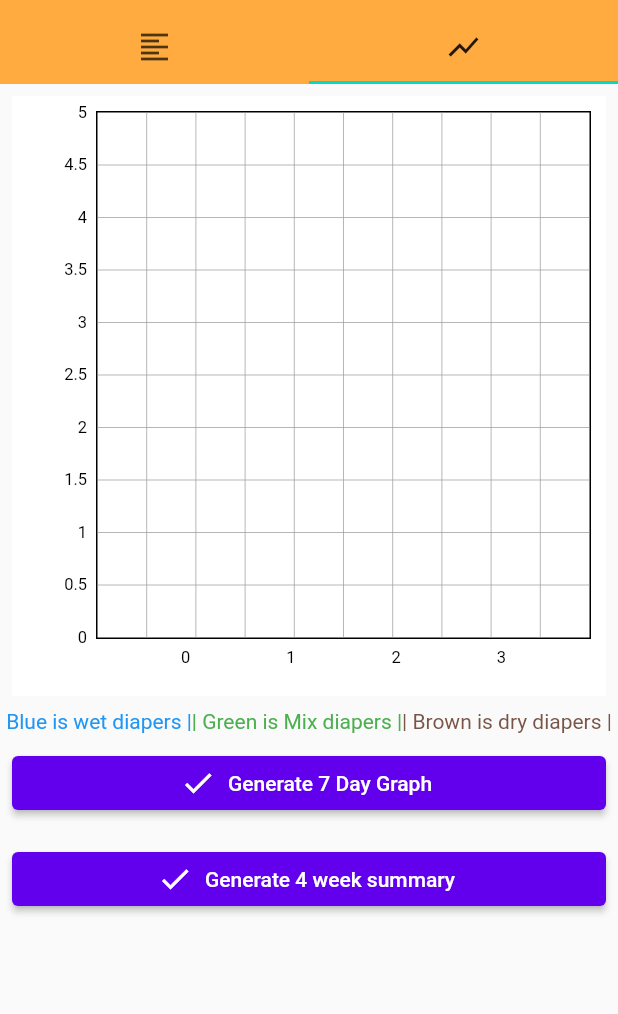
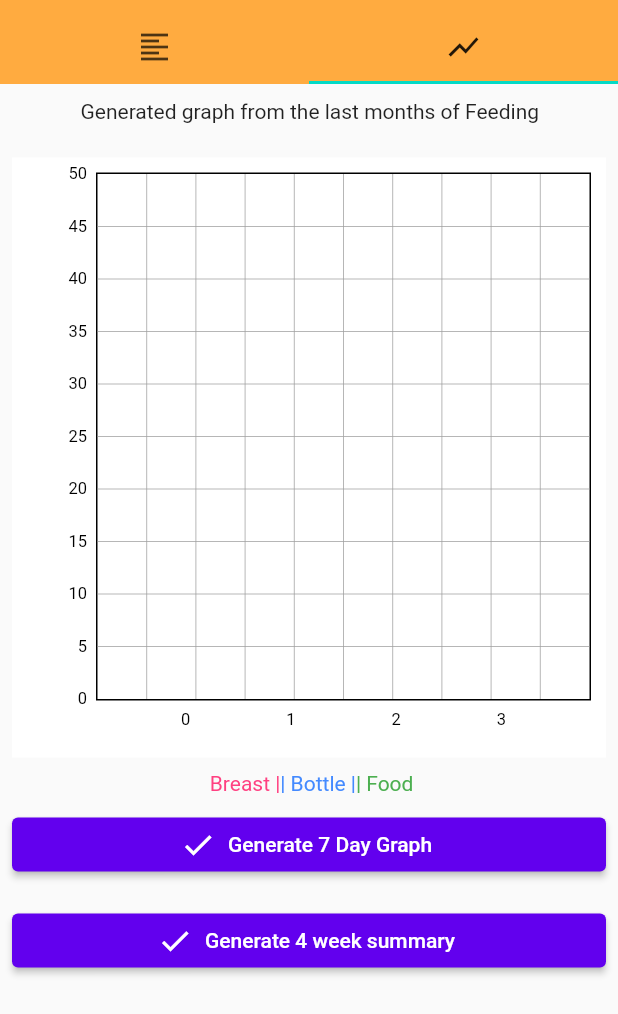
Before and after one commit to ErikV1999/Baby-Tracker, a Flutter app: the FeedingStats screen opened directly with empty values, tab 2 chosen, after a tap on "Generate 4 week summary", on a phone screen of 412 x 824 dp. Shown: the top 1014 px of the screen. Run offline on Flutter 3.47's test engine with Material 2 defaults, Android fonts, the phone set to English and light mode, and no system bars; drawn by our look-alikes of fl_chart; our stand-ins replace cloud_firestore, file_picker, firebase_auth, firebase_core, firebase_storage, stop_watch_timer; accounts and stored records are empty.

Commit message:
finished graph for feeding stats

```diff
--- a/lib/screens/FeedingGraph.dart
+++ b/lib/screens/FeedingGraph.dart
@@ -17,6 +17,12 @@ class _FeedingGraphsState extends State<FeedingGraphs> {
   var listy = List<double>.filled(7, 0.0);
   late List<BarChartGroupData> showingBarGroups;
   int daysLength = 7;
+
+  bool show7Day = true;
+  bool showMonth = false;
+  String axisMessage =
+      "Number of days ago from " + DateFormat('Md').format(DateTime.now());
+
   @override
   void initState() {
     super.initState();
@@ -87,8 +93,8 @@ class _FeedingGraphsState extends State<FeedingGraphs> {
         if (((loopTime2.difference(myList[i].dateOf).inDays) == 0) &&
             (((loopTime2.month) == (myList[i].dateOf).month) &&
                 ((loopTime2.day) == (myList[i].dateOf).day))) {
-          //if true then check status of diaper and add to list
-          if (myList[i].statusOf == "Left Breast" || myList[i].statusOf == "Right Breast") {
+          if (myList[i].statusOf == "Left Breast" ||
+              myList[i].statusOf == "Right Breast") {
             // && (i< 7)){
             breastTally += 1;
           }
@@ -116,12 +122,12 @@ class _FeedingGraphsState extends State<FeedingGraphs> {
   }
 
   Future<void> generateDataThirty() async {
-    Query _diaperRef2 = FirebaseFirestore.instance
+    Query _feedingRef2 = FirebaseFirestore.instance
         .doc(widget.baby)
-        .collection('diaper change')
+        .collection('feeding')
         .orderBy("date", descending: true);
     // Get docs from collection reference
-    QuerySnapshot querySnapshot = await _diaperRef2.get();
+    QuerySnapshot querySnapshot = await _feedingRef2.get();
     //Clear previous data
     myList.clear();
     dataList.clear();
@@ -131,31 +137,31 @@ class _FeedingGraphsState extends State<FeedingGraphs> {
     querySnapshot.docs.forEach((doc) {
       final Timestamp timestop = doc['date'];
       final DateTime date = timestop.toDate();
-      FeedingData newdiaperc = new FeedingData(
+      FeedingData newFeedingData = new FeedingData(
         date,
-        doc['status'],
+        doc['feeding type'],
       );
-      myList.add(newdiaperc);
+      myList.add(newFeedingData);
     });
 
-    double dryTally = 0;
-    double wetTally = 0;
-    double mixTally = 0;
+    double breastTally = 0;
+    double bottleTally = 0;
+    double foodTally = 0;
     int day = 0; //keep track how how many days
     DateTime now = new DateTime.now();
     DateTime date = new DateTime(now.year, now.month, now.day);
     DateTime loopTime = date;
     DateTime loopTime2 = date;
     DateTime endOfWeek = now.subtract(Duration(days: 7));
-    DateTime endOfWeektemp = now.subtract(Duration(days: 7));
+    DateTime endOfWeekTemp = now.subtract(Duration(days: 7));
     DateTime lastDay = now.subtract(Duration(days: 31)); //get final day
     DateTime lastDay2 = new DateTime(lastDay.year, lastDay.month,
         lastDay.day); //make it easier to use difference
 
     while (!(lastDay2.difference(loopTime).inDays >= 0)) {
       //check first week
-      DateTime thisweek = loopTime.subtract(Duration(days: 8));
-      while (!(thisweek.difference(loopTime).inDays >= 0)) {
+      DateTime thisWeek = loopTime.subtract(Duration(days: 8));
+      while (!(thisWeek.difference(loopTime).inDays >= 0)) {
         //loopTime will have next loop, loopTime2 will contain current time to check in database
         loopTime = loopTime2.subtract(Duration(days: 1));
         //print("First Loop " + loopTime.toString() + " and second " + loopTime2.toString());
@@ -163,34 +169,35 @@ class _FeedingGraphsState extends State<FeedingGraphs> {
           if (((loopTime2.difference(myList[i].dateOf).inDays) == 0) &&
               (((loopTime2.month) == (myList[i].dateOf).month) &&
                   ((loopTime2.day) == (myList[i].dateOf).day))) {
-            //if true then check status of diaper and add to list
-            if (myList[i].statusOf == "Dry") {
+            if (myList[i].statusOf == "Left Breast" ||
+                myList[i].statusOf == "Right Breast") {
               // && (i< 7)){
-              dryTally += 1;
+              breastTally += 1;
             }
-            if (myList[i].statusOf == "Wet") {
+            if (myList[i].statusOf == "Bottle") {
               // && (i< 7)){
-              wetTally += 1;
+              bottleTally += 1;
             }
-            if (myList[i].statusOf == "Mix") {
+            if (myList[i].statusOf == "Food") {
               // && (i< 7)) {
-              mixTally += 1;
+              foodTally += 1;
             }
           }
         }
         loopTime2 =
             loopTime; //set loopTime2 to yesterday for next loop iteration, if past 7 days then end while loop
       } //week while loop
-      dryTally = dryTally / 7;
-      wetTally = wetTally / 7;
-      mixTally = mixTally / 7;
-      endOfWeek = endOfWeektemp.subtract(Duration(days: 7));
+      breastTally = breastTally;
+      bottleTally = bottleTally;
+      foodTally = foodTally;
+      endOfWeek = endOfWeekTemp.subtract(Duration(days: 7));
       //add data to graph and get ready for next loop
-      final barGrouptemp = makeGroupData(day, dryTally, wetTally, mixTally);
-      dryTally = wetTally = mixTally = 0; //reset for next loop
+      final barGrouptemp =
+          makeGroupData(day, breastTally, bottleTally, foodTally);
+      breastTally = bottleTally = foodTally = 0; //reset for next loop
       dataList.add(barGrouptemp);
       day++; //set for next day
-      endOfWeektemp = endOfWeek; //get next week ready
+      endOfWeekTemp = endOfWeek; //get next week ready
     } //whole while loop
     showingBarGroups = dataList;
     generate();
@@ -201,17 +208,17 @@ class _FeedingGraphsState extends State<FeedingGraphs> {
     return BarChartGroupData(barsSpace: 1, x: x, barRods: [
       BarChartRodData(
         y: y1,
-        colors: [Color(0xFF3E2723)], // other one 0xffff5182
+        colors: [Color(0xFFFF00BD)], // other one 0xffff5182
         width: widths,
       ),
       BarChartRodData(
         y: y2,
-        colors: [Color(0xFF0D47A1)],
+        colors: [Color(0xFF0063FF)],
         width: widths,
       ),
       BarChartRodData(
         y: y3,
-        colors: [Color(0xFF1B5E20)],
+        colors: [Color(0xFF00FF12)],
         width: widths,
       )
     ]);
@@ -225,47 +232,19 @@ class _FeedingGraphsState extends State<FeedingGraphs> {
   }
 
   Widget build(BuildContext context) {
-    Query sleepRef = FirebaseFirestore.instance
+    Query feedRef = FirebaseFirestore.instance
         .doc(widget.baby)
         .collection('feeding')
-        .orderBy("indexDate", descending: true);
-    CollectionReference _sleepRef2 =
+        .orderBy("date", descending: true);
+    CollectionReference _feedRef2 =
         FirebaseFirestore.instance.doc(widget.baby).collection('feeding');
     String babyPath = widget.baby;
-    String axisMessage =
-        "Number of days ago from " + DateFormat('Md').format(DateTime.now());
     return ListView(
       children: [
-        Padding(
-          padding: const EdgeInsets.all(8.0),
-          child: Container(
-            padding: const EdgeInsets.all(10),
-            color: Colors.white,
-            height: 400,
-            //width: 800,
-            child: BarChart(
-              BarChartData(
-                maxY: 5,
-                barGroups: showingBarGroups,
-                titlesData: FlTitlesData(
-                  show: true,
-                  rightTitles: SideTitles(showTitles: false),
-                  topTitles: SideTitles(showTitles: false),
-                ),
-                gridData: FlGridData(show: true),
-                axisTitleData: FlAxisTitleData(
-                  show: true,
-                  bottomTitle: AxisTitle(
-                      showTitle: true, titleText: axisMessage, margin: 20.0),
-                  leftTitle: AxisTitle(
-                      showTitle: true,
-                      titleText: "Number of occurrences",
-                      margin: 0.0),
-                ),
-              ),
-            ),
-          ),
-        ),
+        if (show7Day == true) _build7DayTitle(),
+        if (show7Day == true) _build7Day(),
+        if (showMonth == true) _buildMonthTitle(),
+        if (showMonth == true) _buildMonth(),
         Padding(
           padding: const EdgeInsets.all(1.0),
           child: Container(
@@ -273,14 +252,13 @@ class _FeedingGraphsState extends State<FeedingGraphs> {
               textAlign: TextAlign.center,
               text: TextSpan(children: <TextSpan>[
                 TextSpan(
-                    text: "Blue is wet diapers |",
-                    style: TextStyle(color: Colors.blue)),
+                    text: " Breast |",
+                    style: TextStyle(color: Colors.pinkAccent)),
                 TextSpan(
-                    text: "| Green is Mix diapers |",
-                    style: TextStyle(color: Colors.green)),
+                    text: "| Bottle |",
+                    style: TextStyle(color: Colors.blueAccent)),
                 TextSpan(
-                    text: "| Brown is dry diapers |",
-                    style: TextStyle(color: Colors.brown)),
+                    text: "| Food ", style: TextStyle(color: Colors.green)),
               ]),
             ),
           ),
@@ -289,7 +267,11 @@ class _FeedingGraphsState extends State<FeedingGraphs> {
           padding: const EdgeInsets.all(8.0),
           child: Container(
             child: ElevatedButton.icon(
-              onPressed: () => generateDataSeven(),
+              onPressed: () => {
+                generateDataSeven(),
+                show7Day = true,
+                showMonth = false,
+              },
               label: Text('Generate 7 Day Graph'),
               icon: Icon(
                 Icons.check,
@@ -301,7 +283,11 @@ class _FeedingGraphsState extends State<FeedingGraphs> {
           padding: const EdgeInsets.all(8.0),
           child: Container(
             child: ElevatedButton.icon(
-              onPressed: () => generateDataThirty(),
+              onPressed: () => {
+                generateDataThirty(),
+                show7Day = false,
+                showMonth = true,
+              },
               label: Text('Generate 4 week summary'),
               icon: Icon(
                 Icons.check,
@@ -312,4 +298,90 @@ class _FeedingGraphsState extends State<FeedingGraphs> {
       ],
     );
   }
+
+  Widget _build7DayTitle() {
+    return Padding(
+        padding: const EdgeInsets.fromLTRB(1.0, 10.0, 0.0, 1.0),
+        child: Container(
+            height: 30,
+            child: Text(
+              'Generated graph from the last 7 days for Feeding',
+              textAlign: TextAlign.center,
+            )));
+  }
+
+  Widget _build7Day() {
+    axisMessage = "Number of days ago from " + DateFormat('Md').format(DateTime.now());
+    return Padding(
+      padding: const EdgeInsets.all(8.0),
+      child: Container(
+        padding: const EdgeInsets.all(10),
+        color: Colors.white,
+        height: 400,
+        //width: 800,
+        child: BarChart(
+          BarChartData(
+            maxY: 15,
+            barGroups: showingBarGroups,
+            titlesData: FlTitlesData(
+              show: true,
+              rightTitles: SideTitles(showTitles: false),
+              topTitles: SideTitles(showTitles: false),
+            ),
+            gridData: FlGridData(show: true),
+            axisTitleData: FlAxisTitleData(
+              show: true,
+              bottomTitle: AxisTitle(
+                  showTitle: true, titleText: axisMessage, margin: 20.0),
+              leftTitle: AxisTitle(
+                  showTitle: true, titleText: "Feeding Units", margin: 0.0),
+            ),
+          ),
+        ),
+      ),
+    );
+  }
+
+  Widget _buildMonthTitle() {
+    return Padding(
+        padding: const EdgeInsets.fromLTRB(1.0, 10.0, 0.0, 1.0),
+        child: Container(
+            height: 30,
+            child: Text(
+              'Generated graph from the last months of Feeding',
+              textAlign: TextAlign.center,
+            )));
+  }
+
+  Widget _buildMonth() {
+    axisMessage = "Number of weeks ago from " + DateFormat('Md').format(DateTime.now());
+    return Padding(
+      padding: const EdgeInsets.all(8.0),
+      child: Container(
+        padding: const EdgeInsets.all(10),
+        color: Colors.white,
+        height: 400,
+        //width: 800,
+        child: BarChart(
+          BarChartData(
+            maxY: 50,
+            barGroups: showingBarGroups,
+            titlesData: FlTitlesData(
+              show: true,
+              rightTitles: SideTitles(showTitles: false),
+              topTitles: SideTitles(showTitles: false),
+            ),
+            gridData: FlGridData(show: true),
+            axisTitleData: FlAxisTitleData(
+              show: true,
+              bottomTitle: AxisTitle(
+                  showTitle: true, titleText: axisMessage, margin: 20.0),
+              leftTitle: AxisTitle(
+                  showTitle: true, titleText: "Feeding Units", margin: 0.0),
+            ),
+          ),
+        ),
+      ),
+    );
+  }
 }
--- a/lib/screens/feeding.dart
+++ b/lib/screens/feeding.dart
@@ -631,7 +631,7 @@ class _FeedingState extends State<Feeding> {
                     initialDateTime: _startDate,
                     onDateTimeChanged: (val) {
                       setState(() {
-                        _startDatei = val;
+                        _startDate = val;
                       });
                     }),
               ),
```
